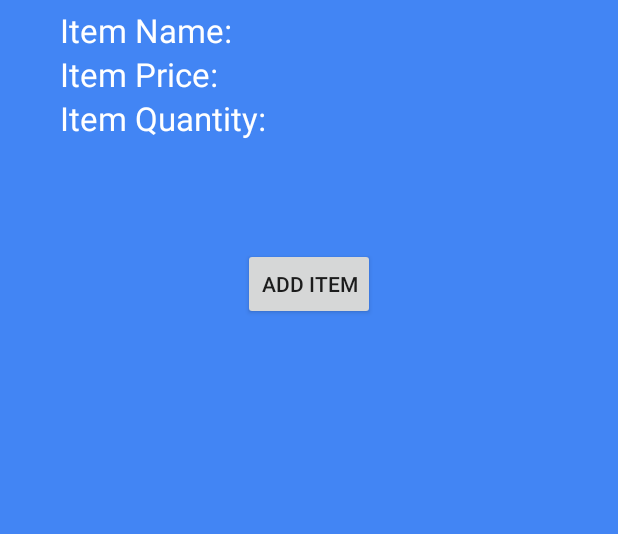
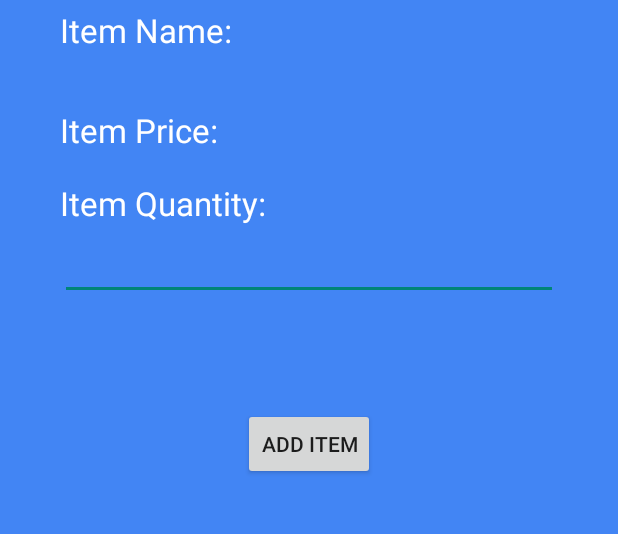
Before and after one commit to seth12619/New-ADMU-Ewallet, an Android app: the SubActivity2 screen opened directly, with no data from a screen before it, on a phone screen of 412 x 824 dp, the part 96-630 px from its top. Run offline under Robolectric (Android 15) with nearby library versions, the phone set to English and light mode, and no system bars; 1 statement that could not run was skipped.

Commit message:
Stuff(new)
- Almost done.

```diff
--- a/Ewallet/app/src/main/AndroidManifest.xml
+++ b/Ewallet/app/src/main/AndroidManifest.xml
@@ -30,8 +30,7 @@
         <activity
             android:name=".MainActivity2"
             android:label="@string/app_name"
-            android:screenOrientation="portrait"
-            android:theme="@style/AppTheme.NoActionBar" >
+            android:screenOrientation="portrait" >
         </activity>
         <activity
             android:name=".MainActivity3"
--- a/Ewallet/app/src/main/java/app/ewallet/MainActivity4.java
+++ b/Ewallet/app/src/main/java/app/ewallet/MainActivity4.java
@@ -59,7 +59,7 @@ public class MainActivity4 extends ActionBarActivity {
     SharedPreferences sp;
 
     public String url = "http://188.166.253.236/index.php/User_Controller/balance";
-    public String urlTerminalBalance = "";
+    public String urlTerminalBalance = "http://188.166.253.236/index.php/Shop_Terminal_Controller/balance";
 
     public String name = "0";
     String item1;
--- a/Ewallet/app/src/main/java/app/ewallet/SubActivity2.java
+++ b/Ewallet/app/src/main/java/app/ewallet/SubActivity2.java
@@ -20,7 +20,7 @@ public class SubActivity2 extends AppCompatActivity {
 
     TextView itemName;
     TextView cost;
-    TextView qty;
+    EditText qty;
 
     @Override
     protected void onCreate(Bundle savedInstanceState) {
@@ -44,7 +44,7 @@ public class SubActivity2 extends AppCompatActivity {
     public void setEditItem(int itemNo) {
         itemName = (TextView) findViewById(R.id.tv_itemName2);
         cost = (TextView) findViewById(R.id.tv_cost2);
-        qty = (TextView) findViewById(R.id.tv_qty2);
+        qty = (EditText) findViewById(R.id.tv_qty2);
 
         Item item = shdb.getItem(itemNo);
 
@@ -57,15 +57,15 @@ public class SubActivity2 extends AppCompatActivity {
     public void addItem(View view) {
         itemName = (TextView) findViewById(R.id.tv_itemName2);
         cost = (TextView) findViewById(R.id.tv_cost2);
-        qty = (TextView) findViewById(R.id.tv_qty2);
+        qty = (EditText) findViewById(R.id.tv_qty2);
 
         Intent intent = getIntent();
         int itemNo = Integer.parseInt(intent.getStringExtra("itemNo"));
 
         if (shdb.checkExist(itemNo)) {
             shdb.updateItem(itemNo, Integer.parseInt(qty.getText().toString()));
-           // shdb.updateItemName(itemNo, itemName.getText().toString());
-           // shdb.updateCost(itemNo, Double.parseDouble(cost.getText().toString()));
+            // shdb.updateItemName(itemNo, itemName.getText().toString());
+            // shdb.updateCost(itemNo, Double.parseDouble(cost.getText().toString()));
             Intent intent0 = new Intent(this, MainActivity.class);
             startActivity(intent0);
         } else {
--- a/Ewallet/app/src/main/res/layout/content_sub2.xml
+++ b/Ewallet/app/src/main/res/layout/content_sub2.xml
@@ -50,6 +50,7 @@
             android:textAppearance="?android:attr/textAppearanceLarge"
             android:text="Item Price: "
             android:id="@+id/tv_cost1"
+            android:layout_marginTop="37dp"
             android:layout_below="@+id/tv_itemName1"
             android:layout_alignParentLeft="true"
             android:layout_alignParentStart="true" />
@@ -64,7 +65,8 @@
             android:id="@+id/tv_qty1"
             android:layout_below="@+id/tv_cost1"
             android:layout_alignParentLeft="true"
-            android:layout_alignParentStart="true" />
+            android:layout_alignParentStart="true"
+            android:layout_marginTop="19dp" />
 
         <TextView
             android:textColor="#FFFFFF"
@@ -90,16 +92,16 @@
             android:layout_toRightOf="@+id/tv_cost1"
             android:layout_toEndOf="@+id/tv_cost1" />
 
-        <TextView
+        <EditText
             android:textColor="#FFFFFF"
             android:textAppearance="?android:attr/textAppearanceLarge"
-            android:layout_width="wrap_content"
+            android:layout_width="match_parent"
             android:layout_height="wrap_content"
-            android:inputType="number"
+            android:inputType="number|phone"
             android:id="@+id/tv_qty2"
-            android:layout_alignBottom="@+id/tv_qty1"
-            android:layout_toRightOf="@+id/tv_qty1"
-            android:layout_toEndOf="@+id/tv_qty1" />
+            android:layout_below="@+id/tv_qty1"
+            android:layout_alignParentLeft="true"
+            android:layout_alignParentStart="true" />
 
         <Button
             android:layout_width="wrap_content"
```
Also changed, not shown: Ewallet/app/src/main/java/app/ewallet/MainActivity.java (+9 -4 lines).
